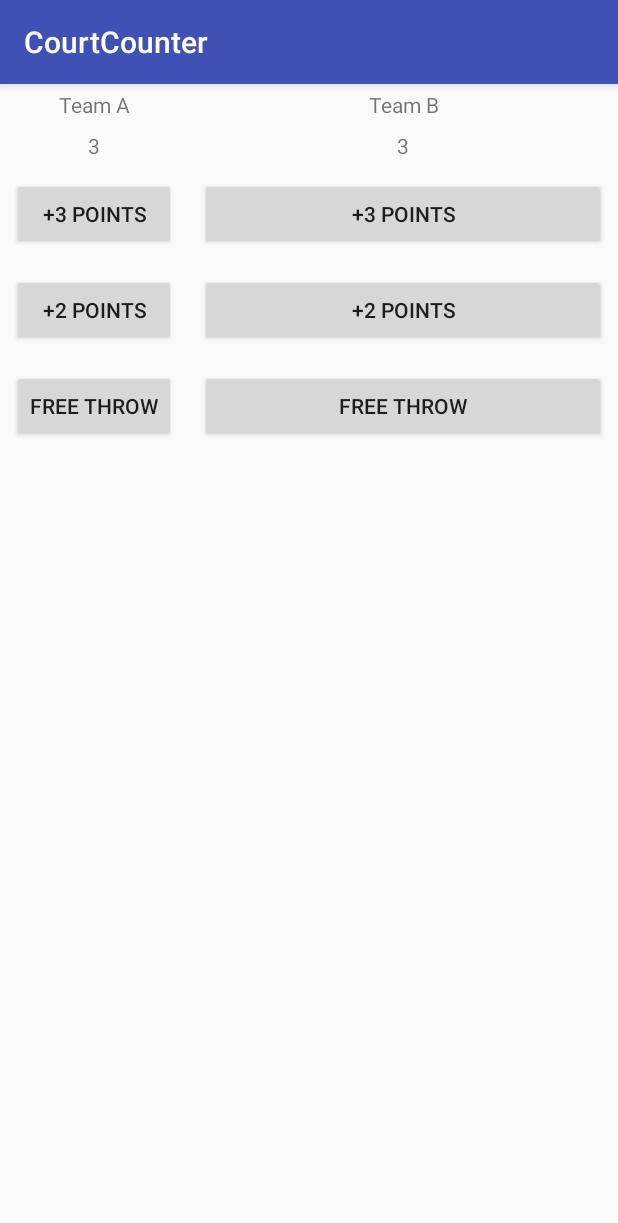
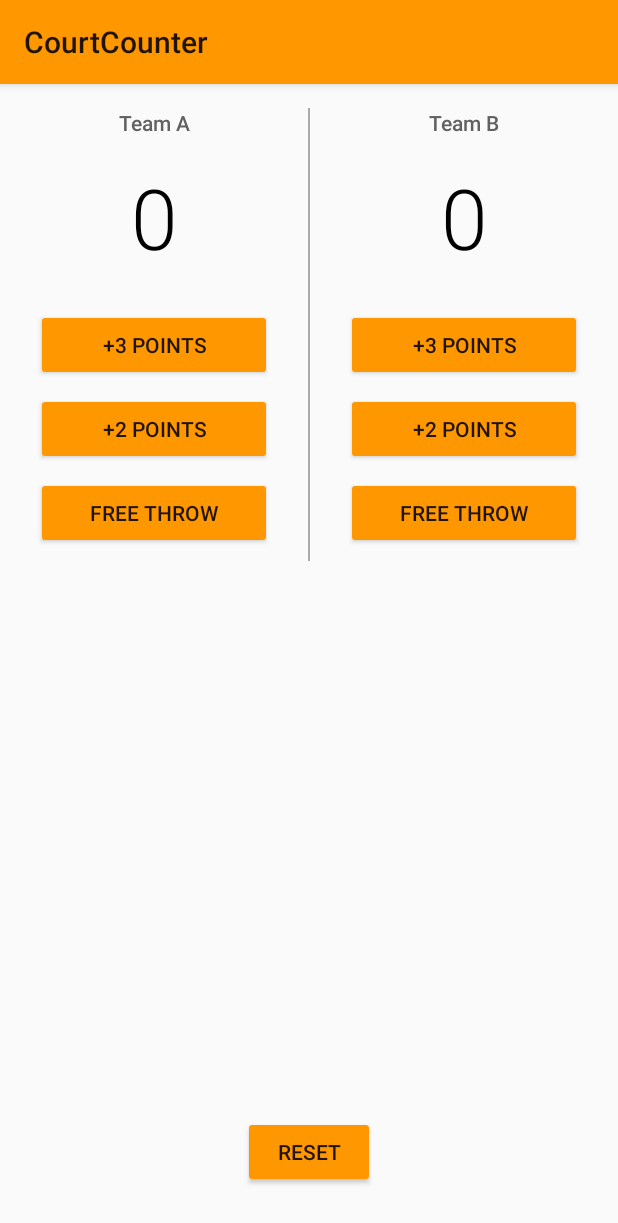
Before and after one commit to sandeshbhujbal/AndroidStudyJam, an Android app: the screen it shows after launch (MainActivity), on a phone screen of 412 x 824 dp. Shown: the top 1223 px of the screen. Run offline under Robolectric (Android 15) with nearby library versions, the phone set to English and light mode, and no system bars.

Commit message:
Basket ball app: Made the app Pretty. Changed the colors, fonts, margins, paddings of textviews and buttons

```diff
--- a/CourtCounter/app/src/main/java/com/example/android/courtcounter/MainActivity.java
+++ b/CourtCounter/app/src/main/java/com/example/android/courtcounter/MainActivity.java
@@ -61,4 +61,12 @@ public class MainActivity extends AppCompatActivity {
         scoreView.setText(String.valueOf(score));
 
     }
+
+    public void resetScores(View view)
+    {
+        scoreTeamA = 0;
+        scoreTeamB = 0;
+        displayScoreForTeamA(scoreTeamA);
+        displayScoreForTeamB(scoreTeamB);
+    }
 }
--- a/CourtCounter/app/src/main/res/layout/activity_main.xml
+++ b/CourtCounter/app/src/main/res/layout/activity_main.xml
@@ -1,122 +1,149 @@
 <?xml version="1.0" encoding="utf-8"?>
 <RelativeLayout xmlns:android="http://schemas.android.com/apk/res/android"
-    android:layout_height="match_parent"
     android:layout_width="match_parent"
-    >
-    <LinearLayout
-        android:layout_height="match_parent"
-        android:layout_width="match_parent"
-        android:orientation="horizontal"
-        >
+    android:layout_height="match_parent">
 
     <LinearLayout
-            xmlns:tools="http://schemas.android.com/tools"
+        android:layout_width="match_parent"
+        android:layout_height="wrap_content"
+        android:orientation="horizontal">
+
+        <LinearLayout
             android:layout_width="0dp"
             android:layout_height="wrap_content"
-            android:orientation="horizontal"
             android:layout_weight="1"
-            android:layout_alignParentLeft="true">
-
-            <LinearLayout
-                android:layout_height="wrap_content"
-                android:layout_width="wrap_content"
-                android:orientation="vertical"
-                >
-                <TextView
-                    android:layout_width="match_parent"
-                    android:layout_height="wrap_content"
-                    android:text="Team A"
-                    android:gravity="center_horizontal"
-                    android:padding="4dp"/>
+            android:orientation="vertical">
 
             <TextView
                 android:layout_width="match_parent"
                 android:layout_height="wrap_content"
-                    android:text="3"
+                android:fontFamily="sans-serif-medium"
+                android:gravity="center_horizontal"
+                android:padding="16dp"
+                android:text="Team A"
+                android:textColor="#616161"
+                android:textSize="14sp" />
+
+            <TextView
                 android:id="@+id/team_a_score"
+                android:layout_width="match_parent"
+                android:layout_height="wrap_content"
+                android:fontFamily="sans-serif-light"
                 android:gravity="center_horizontal"
-                    android:padding="4dp"/>
+                android:paddingBottom="24dp"
+                android:text="0"
+                android:textColor="#000000"
+                android:textSize="56sp" />
 
             <Button
+                android:id="@+id/team_a_3_points"
+                android:layout_width="match_parent"
                 android:layout_height="wrap_content"
-                    android:layout_width="match_parent"
-                    android:text="+3 Points"
-                    android:id="@+id/team_a_3_points"
-                    android:layout_margin="8dp"
+                android:layout_marginBottom="8dp"
+                android:layout_marginLeft="24dp"
+                android:layout_marginRight="24dp"
                 android:onClick="addThreeForTeamA"
-                    />
+                android:text="+3 Points" />
 
             <Button
+                android:id="@+id/team_a_2_points"
+                android:layout_width="match_parent"
                 android:layout_height="wrap_content"
-                    android:layout_width="match_parent"
-                    android:text="+2 Points"
-                    android:id="@+id/team_a_2_points"
-                    android:layout_margin="8dp"
+                android:layout_marginBottom="8dp"
+                android:layout_marginLeft="24dp"
+                android:layout_marginRight="24dp"
                 android:onClick="addTwoForTeamA"
-                    />
+                android:text="+2 Points" />
 
             <Button
+                android:id="@+id/team_a_free_throw"
+                android:layout_width="match_parent"
                 android:layout_height="wrap_content"
-                    android:layout_width="match_parent"
-                    android:textAllCaps="true"
+                android:layout_marginBottom="8dp"
+                android:layout_marginLeft="24dp"
+                android:layout_marginRight="24dp"
+                android:onClick="addOneForTeamA"
                 android:text="Free Throw"
-                    android:id="@+id/team_a_free_throw"
-                    android:layout_margin="8dp"
-                    android:onClick="addOneForTeamA"
-                    />
+                android:textAllCaps="true" />
+
         </LinearLayout>
 
+        <View
+            android:layout_width="1dp"
+            android:layout_height="match_parent"
+            android:layout_marginTop="16dp"
+            android:background="@android:color/darker_gray" />
+
+
         <LinearLayout
+            android:layout_width="0dp"
             android:layout_height="wrap_content"
-                android:layout_width="0dp"
-                android:orientation="vertical"
-                android:layout_alignParentRight="true"
             android:layout_weight="1"
-                >
+            android:orientation="vertical">
 
             <TextView
                 android:layout_width="match_parent"
                 android:layout_height="wrap_content"
+                android:fontFamily="sans-serif-medium"
+                android:gravity="center_horizontal"
+                android:padding="16dp"
                 android:text="Team B"
-                    android:gravity="center_horizontal"
-                    android:padding="4dp"/>
+                android:textColor="#616161"
+                android:textSize="14sp" />
 
             <TextView
+                android:id="@+id/team_b_score"
                 android:layout_width="match_parent"
                 android:layout_height="wrap_content"
-                    android:text="3"
-                    android:id="@+id/team_b_score"
+                android:fontFamily="sans-serif-light"
                 android:gravity="center_horizontal"
-                    android:padding="4dp"/>
+                android:paddingBottom="24dp"
+                android:text="0"
+                android:textColor="#000000"
+                android:textSize="56sp" />
 
             <Button
+                android:id="@+id/team_b_3_points"
+                android:layout_width="match_parent"
                 android:layout_height="wrap_content"
-                    android:layout_width="match_parent"
-                    android:text="+3 Points"
-                    android:id="@+id/team_b_3_points"
-                    android:layout_margin="8dp"
+                android:layout_marginBottom="8dp"
+                android:layout_marginLeft="24dp"
+                android:layout_marginRight="24dp"
                 android:onClick="addThreeForTeamB"
-                    />
+                android:text="+3 Points" />
 
             <Button
+                android:id="@+id/teamb_b_2_points"
+                android:layout_width="match_parent"
                 android:layout_height="wrap_content"
-                    android:layout_width="match_parent"
-                    android:text="+2 Points"
-                    android:id="@+id/teamb_b_2_points"
-                    android:layout_margin="8dp"
+                android:layout_marginBottom="8dp"
+                android:layout_marginLeft="24dp"
+                android:layout_marginRight="24dp"
                 android:onClick="addTwoForTeamB"
-                    />
+                android:text="+2 Points" />
 
             <Button
+                android:id="@+id/team_b_free_throw"
+                android:layout_width="match_parent"
                 android:layout_height="wrap_content"
-                    android:layout_width="match_parent"
-                    android:textAllCaps="true"
+                android:layout_marginBottom="8dp"
+                android:layout_marginLeft="24dp"
+                android:layout_marginRight="24dp"
+                android:onClick="addOneForTeamB"
                 android:text="Free Throw"
-                    android:id="@+id/team_b_free_throw"
-                    android:layout_margin="8dp"
-                    android:onClick="addOneForTeamB"
-                    />
+                android:textAllCaps="true" />
+
         </LinearLayout>
-        </LinearLayout>>
     </LinearLayout>
+
+    <Button
+        android:layout_width="wrap_content"
+        android:layout_height="wrap_content"
+        android:layout_alignParentBottom="true"
+        android:layout_centerHorizontal="true"
+        android:layout_marginBottom="32dp"
+        android:onClick="resetScores"
+        android:text="Reset"
+        android:textAllCaps="true" />
+
 </RelativeLayout>
--- a/CourtCounter/app/src/main/res/values/styles.xml
+++ b/CourtCounter/app/src/main/res/values/styles.xml
@@ -1,11 +1,9 @@
 <resources>
-
     <!-- Base application theme. -->
-    <style name="AppTheme" parent="Base.Theme.AppCompat.Light.DarkActionBar">
-        <!-- Customize your theme here. -->
-        <item name="colorPrimary">@color/colorPrimary</item>
-        <item name="colorPrimaryDark">@color/colorPrimaryDark</item>
-        <item name="colorAccent">@color/colorAccent</item>
+    <style name="AppTheme" parent="Base.Theme.AppCompat.Light">
+        <!-- Primary theme color of the app (sets background color of app bar) -->
+        <item name="colorPrimary">#FF9800</item>
+        <!-- Background color of buttons in the app -->
+        <item name="colorButtonNormal">#FF9800</item>
     </style>
-
 </resources>
```
Lines whose indentation alone changed are shown as unchanged.
